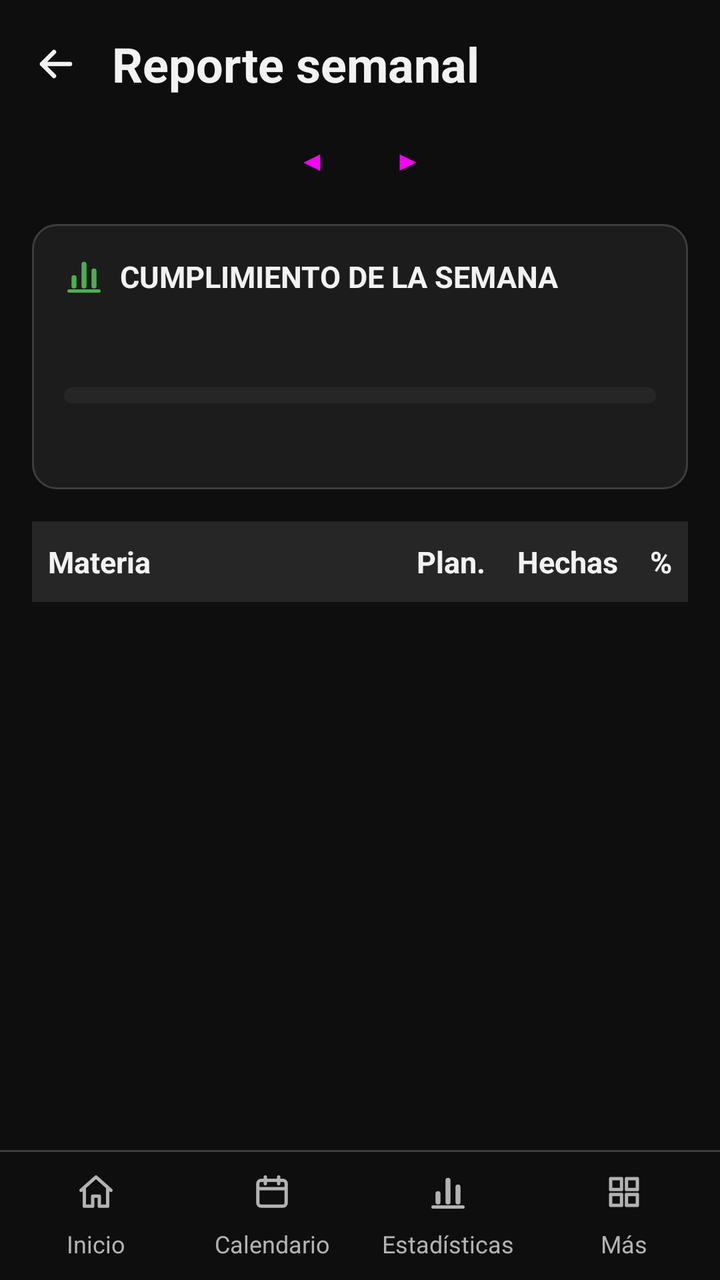
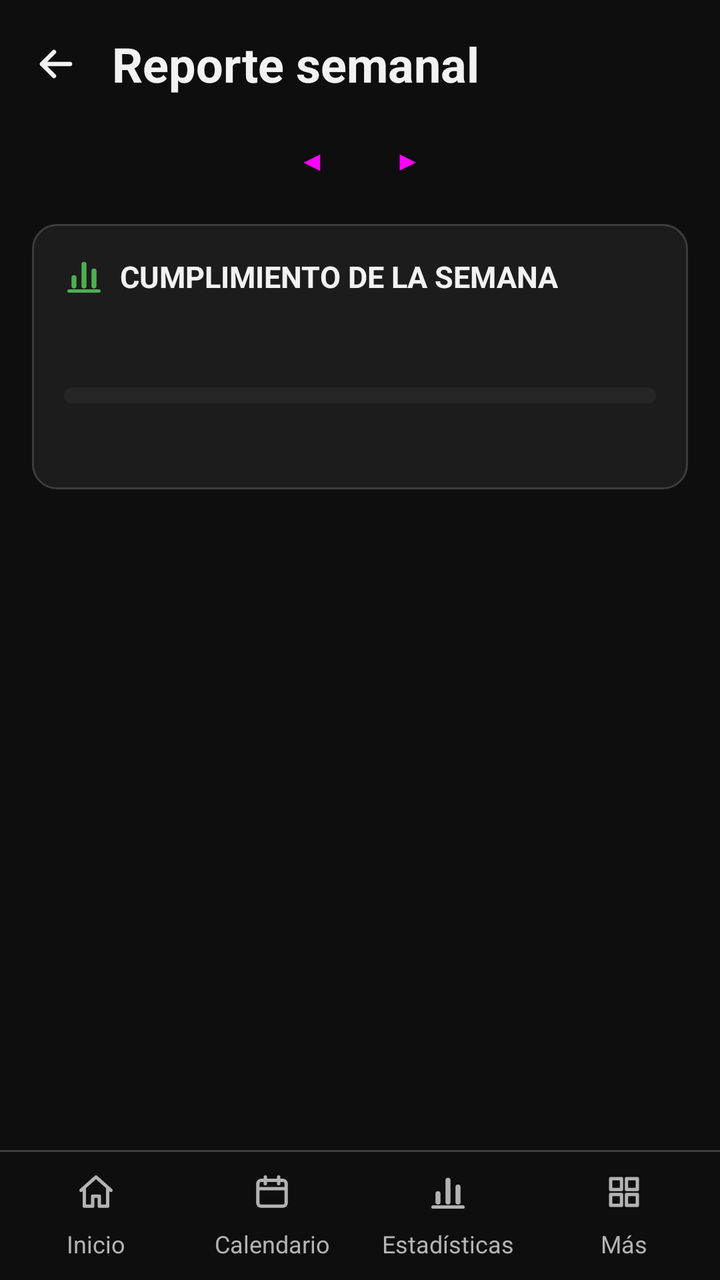

The first picture is an Android layout as it rendered before a commit; the second is the same layout after the commit. The layout source and the unified diff follow.
<!-- AndroidManifest.xml: application theme Theme.AgendaPersonal -->
<!-- res/layout/activity_reporte.xml -->
<?xml version="1.0" encoding="utf-8"?>
<LinearLayout xmlns:android="http://schemas.android.com/apk/res/android"
    xmlns:tools="http://schemas.android.com/tools"
    android:id="@+id/main"
    android:layout_width="match_parent"
    android:layout_height="match_parent"
    android:orientation="vertical"
    tools:context=".vista.ReporteActivity">

    
    <LinearLayout
        android:layout_width="match_parent"
        android:layout_height="wrap_content"
        android:gravity="center_vertical"
        android:orientation="horizontal"
        android:paddingStart="4dp"
        android:paddingTop="8dp"
        android:paddingEnd="16dp">

        <include layout="@layout/boton_volver" />

        <TextView
            android:layout_width="0dp"
            android:layout_height="wrap_content"
            android:layout_weight="1"
            android:text="@string/titulo_reporte"
            android:textSize="24sp"
            android:textStyle="bold" />
    </LinearLayout>

    
    <LinearLayout
        android:layout_width="match_parent"
        android:layout_height="wrap_content"
        android:gravity="center"
        android:orientation="horizontal">

        <Button
            android:id="@+id/btnAnterior"
            style="?attr/borderlessButtonStyle"
            android:layout_width="48dp"
            android:layout_height="48dp"
            android:contentDescription="@string/semana_anterior"
            android:minWidth="48dp"
            android:padding="0dp"
            android:text="@string/flecha_anterior" />

        
        <TextView
            android:id="@+id/tvSemana"
            android:layout_width="wrap_content"
            android:layout_height="wrap_content"
            android:textSize="16sp"
            android:textStyle="bold" />

        <Button
            android:id="@+id/btnSiguiente"
            style="?attr/borderlessButtonStyle"
            android:layout_width="48dp"
            android:layout_height="48dp"
            android:contentDescription="@string/semana_siguiente"
            android:minWidth="48dp"
            android:padding="0dp"
            android:text="@string/flecha_siguiente" />
    </LinearLayout>

    
    <LinearLayout
        android:id="@+id/tarjetaResumen"
        android:layout_width="match_parent"
        android:layout_height="wrap_content"
        android:layout_marginHorizontal="16dp"
        android:layout_marginTop="8dp"
        android:background="@drawable/fondo_tarjeta"
        android:orientation="vertical"
        android:padding="16dp">

        
        <TextView
            style="@style/TituloTarjeta"
            android:drawableStart="@drawable/ic_grafico"
            android:text="@string/titulo_cumplimiento" />

        
        <TextView
            android:id="@+id/tvPorcentajeTotal"
            android:layout_width="match_parent"
            android:layout_height="wrap_content"
            android:textColor="@color/texto"
            android:textSize="28sp"
            android:textStyle="bold" />

        
        <ProgressBar
            android:id="@+id/pbTotal"
            style="?android:attr/progressBarStyleHorizontal"
            android:layout_width="match_parent"
            android:layout_height="8dp"
            android:layout_marginVertical="8dp"
            android:max="100"
            android:maxHeight="8dp"
            android:minHeight="8dp"
            android:progressDrawable="@drawable/barra_progreso" />

        
        <TextView
            android:id="@+id/tvHorasTotal"
            android:layout_width="match_parent"
            android:layout_height="wrap_content"
            android:textSize="14sp" />
    </LinearLayout>

    
    <ScrollView
        android:id="@+id/svTabla"
        android:layout_width="match_parent"
        android:layout_height="0dp"
        android:layout_weight="1">

        
        <TableLayout
            android:id="@+id/tlReporte"
            android:layout_width="match_parent"
            android:layout_height="wrap_content"
            android:padding="16dp"
            android:shrinkColumns="0"
            android:stretchColumns="0">

            
            <TableRow android:background="@color/fila_destacada">

                <TextView
                    style="@style/CeldaReporte"
                    android:gravity="start"
                    android:text="@string/col_materia"
                    android:textStyle="bold" />

                <TextView
                    style="@style/CeldaReporte"
                    android:text="@string/col_plan"
                    android:textStyle="bold" />

                <TextView
                    style="@style/CeldaReporte"
                    android:text="@string/col_hechas"
                    android:textStyle="bold" />

                <TextView
                    style="@style/CeldaReporte"
                    android:text="@string/col_porcentaje"
                    android:textStyle="bold" />
            </TableRow>
        </TableLayout>
    </ScrollView>

    
    <TextView
        android:id="@+id/tvVacio"
        android:layout_width="match_parent"
        android:layout_height="0dp"
        android:layout_weight="1"
        android:gravity="center"
        android:padding="16dp"
        android:text="@string/reporte_vacio"
        android:textSize="16sp"
        android:visibility="gone" />

    
    <include layout="@layout/menu_inferior" />
</LinearLayout>
<!-- res/layout/boton_volver.xml (included above) -->
<?xml version="1.0" encoding="utf-8"?>
<ImageButton xmlns:android="http://schemas.android.com/apk/res/android"
    android:id="@+id/btnVolver"
    android:layout_width="48dp"
    android:layout_height="48dp"
    android:layout_marginEnd="4dp"
    android:background="?attr/selectableItemBackgroundBorderless"
    android:contentDescription="@string/volver"
    android:src="@drawable/ic_flecha_atras" />
<!-- res/layout/menu_inferior.xml (included above) -->
<?xml version="1.0" encoding="utf-8"?>
<LinearLayout xmlns:android="http://schemas.android.com/apk/res/android"
    android:layout_width="match_parent"
    android:layout_height="wrap_content"
    android:orientation="vertical">

    
    <View
        android:layout_width="match_parent"
        android:layout_height="1dp"
        android:background="@color/menu_linea" />

    
    <LinearLayout
        android:layout_width="match_parent"
        android:layout_height="wrap_content"
        android:orientation="horizontal"
        android:padding="4dp">

        <TextView
            android:id="@+id/menuInicio"
            style="@style/BotonMenu"
            android:drawableTop="@drawable/ic_casa"
            android:text="@string/menu_inicio" />

        <TextView
            android:id="@+id/menuCalendario"
            style="@style/BotonMenu"
            android:drawableTop="@drawable/ic_calendario"
            android:text="@string/menu_calendario" />

        <TextView
            android:id="@+id/menuEstadisticas"
            style="@style/BotonMenu"
            android:drawableTop="@drawable/ic_grafico"
            android:text="@string/menu_estadisticas" />

        
        <TextView
            android:id="@+id/menuMas"
            style="@style/BotonMenu"
            android:drawableTop="@drawable/ic_cuadricula"
            android:text="@string/menu_mas" />
    </LinearLayout>
</LinearLayout>
<!-- resources referenced by this layout -->
<resources>
  <color name="fila_destacada">@color/tarjeta_alta</color>
  <color name="menu_linea">@color/borde</color>
  <color name="texto">#FFF2F2F2</color>
  <!-- drawable fondo_tarjeta (drawable) -->
  <?xml version="1.0" encoding="utf-8"?>
  <shape xmlns:android="http://schemas.android.com/apk/res/android"
      android:shape="rectangle">
      <corners android:radius="12dp" />
      <solid android:color="@color/tarjeta" />
      <stroke
          android:width="1dp"
          android:color="@color/borde" />
  </shape>
  <string name="col_hechas">Hechas</string>
  <string name="col_materia">Materia</string>
  <string name="col_plan">Plan.</string>
  <string name="col_porcentaje" formatted="false">%</string>
  <string name="flecha_anterior">◀</string>
  <string name="flecha_siguiente">▶</string>
  <string name="menu_calendario">Calendario</string>
  <string name="menu_estadisticas">Estadísticas</string>
  <string name="menu_inicio">Inicio</string>
  <string name="menu_mas">Más</string>
  <string name="reporte_vacio">No hay sesiones en esta semana</string>
  <string name="semana_anterior">Semana anterior</string>
  <string name="semana_siguiente">Semana siguiente</string>
  <string name="titulo_cumplimiento">CUMPLIMIENTO DE LA SEMANA</string>
  <string name="titulo_reporte">Reporte semanal</string>
  <string name="volver">Volver</string>
  <style name="CeldaReporte">
          <item name="android:layout_width">wrap_content</item>
          <item name="android:layout_height">wrap_content</item>
          <item name="android:gravity">end</item>
          <item name="android:paddingHorizontal">8dp</item>
          <item name="android:paddingVertical">10dp</item>
          <item name="android:textSize">15sp</item>
      </style>
  <style name="Theme.AgendaPersonal" parent="Base.Theme.AgendaPersonal" />
  <color name="tarjeta_alta">#FF262626</color>
  <color name="borde">#FF3D3D3D</color>
  <color name="verde">#FF4CAF50</color>
  <color name="tarjeta">#FF1C1C1C</color>
  <color name="texto_sobre_verde">#FF0E0E0E</color>
  <color name="verde_oscuro">#FF2E7D32</color>
  <color name="fondo">#FF0E0E0E</color>
  <color name="texto_secundario">#FFB3B3B3</color>
  <color name="texto_pista">#FF808080</color>
  <style name="DialogoAgenda" parent="ThemeOverlay.Material3.Dialog.Alert">
          <item name="android:windowBackground">@drawable/fondo_dialogo</item>
          <item name="buttonBarPositiveButtonStyle">@style/BotonDialogoPrincipal</item>
          <item name="buttonBarNegativeButtonStyle">@style/BotonDialogoSecundario</item>
      </style>
  <!-- drawable fondo_dialogo (drawable) -->
  <?xml version="1.0" encoding="utf-8"?>
  <inset xmlns:android="http://schemas.android.com/apk/res/android"
      android:insetLeft="16dp"
      android:insetTop="24dp"
      android:insetRight="16dp"
      android:insetBottom="24dp">
      <shape android:shape="rectangle">
          <corners android:radius="24dp" />
          <solid android:color="@color/tarjeta_alta" />
      </shape>
  </inset>
  <style name="BotonDialogoPrincipal" parent="BotonPrincipal">
          <item name="android:layout_marginStart">8dp</item>
      </style>
  <style name="BotonDialogoSecundario" parent="BotonSecundario" />
  <style name="BotonPrincipal" parent="Widget.Material3.Button">
          <item name="android:minHeight">48dp</item>
          <item name="backgroundTint">@color/verde</item>
          <item name="android:textColor">@color/texto_sobre_verde</item>
      </style>
  <style name="BotonSecundario" parent="Widget.Material3.Button.OutlinedButton">
          <item name="android:minHeight">48dp</item>
          <item name="strokeColor">@color/verde</item>
          <item name="android:textColor">@color/verde</item>
      </style>
  <!-- unchanged entries left out for length: 9 -->
</resources>

<!-- the commit's change to res/layout/activity_reporte.xml (unified diff, before → after) -->
@@ -111,47 +111,15 @@
     </LinearLayout>
 
     
-    <ScrollView
-        android:id="@+id/svTabla"
+    <ListView
+        android:id="@+id/lvReporte"
         android:layout_width="match_parent"
         android:layout_height="0dp"
-        android:layout_weight="1">
-
-        
-        <TableLayout
-            android:id="@+id/tlReporte"
-            android:layout_width="match_parent"
-            android:layout_height="wrap_content"
-            android:padding="16dp"
-            android:shrinkColumns="0"
-            android:stretchColumns="0">
-
-            
-            <TableRow android:background="@color/fila_destacada">
-
-                <TextView
-                    style="@style/CeldaReporte"
-                    android:gravity="start"
-                    android:text="@string/col_materia"
-                    android:textStyle="bold" />
-
-                <TextView
-                    style="@style/CeldaReporte"
-                    android:text="@string/col_plan"
-                    android:textStyle="bold" />
-
-                <TextView
-                    style="@style/CeldaReporte"
-                    android:text="@string/col_hechas"
-                    android:textStyle="bold" />
-
-                <TextView
-                    style="@style/CeldaReporte"
-                    android:text="@string/col_porcentaje"
-                    android:textStyle="bold" />
-            </TableRow>
-        </TableLayout>
-    </ScrollView>
+        android:layout_weight="1"
+        android:clipToPadding="false"
+        android:divider="@null"
+        android:listSelector="@android:color/transparent"
+        android:paddingVertical="8dp" />
 
     
     <TextView
<!-- resource entries referenced after the edit -->
@@ -1,6 +1,5 @@
 <!-- resources referenced by this layout -->
 <resources>
-  <color name="fila_destacada">@color/tarjeta_alta</color>
   <color name="menu_linea">@color/borde</color>
   <color name="texto">#FFF2F2F2</color>
   <!-- drawable fondo_tarjeta (drawable) -->
@@ -13,10 +12,6 @@
           android:width="1dp"
           android:color="@color/borde" />
   </shape>
-  <string name="col_hechas">Hechas</string>
-  <string name="col_materia">Materia</string>
-  <string name="col_plan">Plan.</string>
-  <string name="col_porcentaje" formatted="false">%</string>
   <string name="flecha_anterior">◀</string>
   <string name="flecha_siguiente">▶</string>
   <string name="menu_calendario">Calendario</string>
@@ -29,14 +24,6 @@
   <string name="titulo_cumplimiento">CUMPLIMIENTO DE LA SEMANA</string>
   <string name="titulo_reporte">Reporte semanal</string>
   <string name="volver">Volver</string>
-  <style name="CeldaReporte">
-          <item name="android:layout_width">wrap_content</item>
-          <item name="android:layout_height">wrap_content</item>
-          <item name="android:gravity">end</item>
-          <item name="android:paddingHorizontal">8dp</item>
-          <item name="android:paddingVertical">10dp</item>
-          <item name="android:textSize">15sp</item>
-      </style>
   <style name="Theme.AgendaPersonal" parent="Base.Theme.AgendaPersonal" />
   <color name="tarjeta_alta">#FF262626</color>
   <color name="borde">#FF3D3D3D</color>
